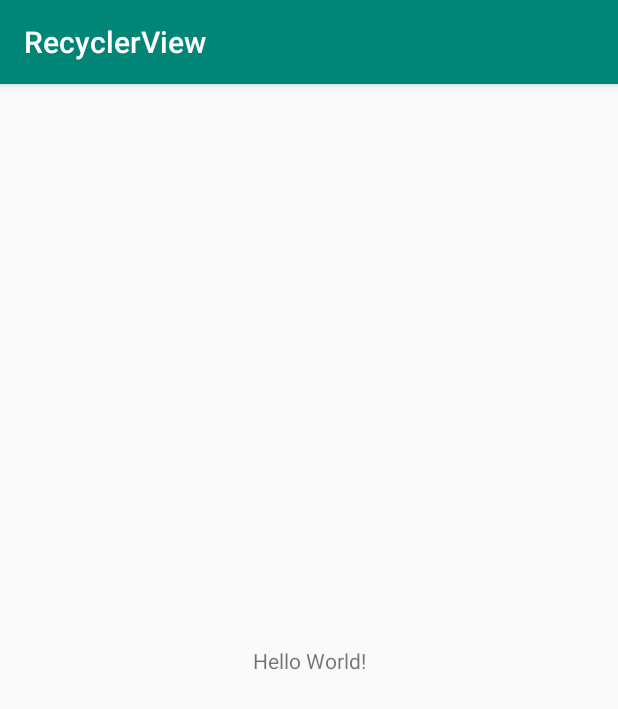
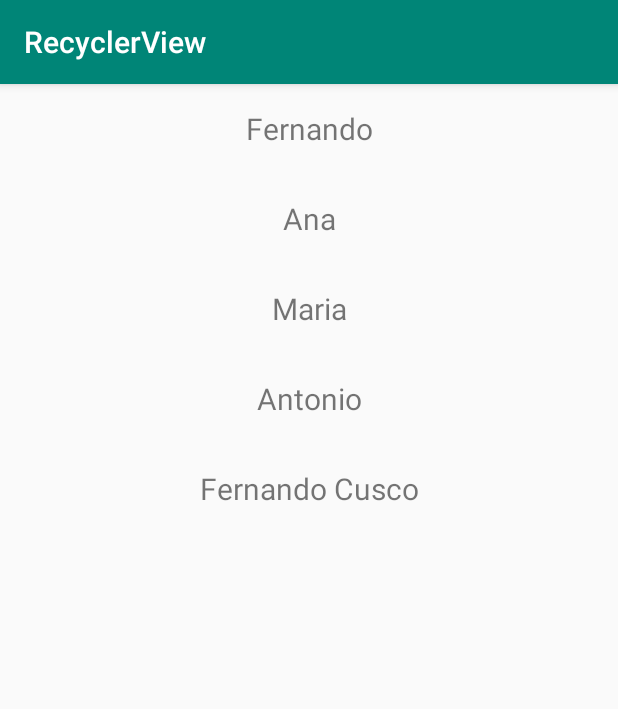
Before and after one commit to Fernando-Cusco/RecyclerView, an Android app: the screen it shows after launch (MainActivity), on a phone screen of 412 x 824 dp. Shown: the top 709 px of the screen. Run offline under Robolectric (Android 15) with nearby library versions, the phone set to English and light mode, and no system bars.

Commit message:
Fix RecyclerView

```diff
--- a/app/src/main/java/cusco/sistemas/recyclerview/MainActivity.java
+++ b/app/src/main/java/cusco/sistemas/recyclerview/MainActivity.java
@@ -1,14 +1,46 @@
 package cusco.sistemas.recyclerview;
 
 import androidx.appcompat.app.AppCompatActivity;
+import androidx.recyclerview.widget.LinearLayoutManager;
+import androidx.recyclerview.widget.RecyclerView;
 
 import android.os.Bundle;
+import android.widget.Toast;
+
+import java.util.ArrayList;
+import java.util.List;
 
 public class MainActivity extends AppCompatActivity {
+
+    private List<String> names;
+    private RecyclerView recyclerView;
+    private RecyclerView.Adapter mAdapter;
+    private RecyclerView.LayoutManager mLayoutManager;
 
     @Override
     protected void onCreate(Bundle savedInstanceState) {
         super.onCreate(savedInstanceState);
         setContentView(R.layout.activity_main);
+        names = this.getAllNames();
+        recyclerView = (RecyclerView) findViewById(R.id.recyclerId);
+        mLayoutManager = new LinearLayoutManager(getApplicationContext());
+        mAdapter = new MyAdapter(names, R.layout.recycler_view_item, new MyAdapter.OnItemClickListener() {
+            @Override
+            public void onItemClick(String name, int pos) {
+                Toast.makeText(getApplicationContext(), "Nombre: "+name+" Pos: "+pos, Toast.LENGTH_SHORT).show();
+            }
+        });
+        recyclerView.setLayoutManager(mLayoutManager);
+        recyclerView.setAdapter(mAdapter);
+    }
+
+    private List<String> getAllNames(){
+        return new ArrayList<String>(){{
+            add("Fernando");
+            add("Ana");
+            add("Maria");
+            add("Antonio");
+            add("Fernando Cusco");
+        }};
     }
 }
--- a/app/src/main/java/cusco/sistemas/recyclerview/MyAdapter.java
+++ b/app/src/main/java/cusco/sistemas/recyclerview/MyAdapter.java
@@ -28,6 +28,7 @@ public class MyAdapter extends RecyclerView.Adapter<MyAdapter.ViewHolder> {
     public ViewHolder onCreateViewHolder(@NonNull ViewGroup parent, int viewType) {
         View v = LayoutInflater.from(parent.getContext()).inflate(this.layout, parent, false);
         ViewHolder vh = new ViewHolder(v);
+
         return vh;
     }
 
--- a/app/src/main/res/layout/activity_main.xml
+++ b/app/src/main/res/layout/activity_main.xml
@@ -1,18 +1,16 @@
 <?xml version="1.0" encoding="utf-8"?>
 <androidx.constraintlayout.widget.ConstraintLayout xmlns:android="http://schemas.android.com/apk/res/android"
-    xmlns:app="http://schemas.android.com/apk/res-auto"
+
     xmlns:tools="http://schemas.android.com/tools"
     android:layout_width="match_parent"
     android:layout_height="match_parent"
     tools:context=".MainActivity">
 
-    <TextView
-        android:layout_width="wrap_content"
-        android:layout_height="wrap_content"
-        android:text="Hello World!"
-        app:layout_constraintBottom_toBottomOf="parent"
-        app:layout_constraintLeft_toLeftOf="parent"
-        app:layout_constraintRight_toRightOf="parent"
-        app:layout_constraintTop_toTopOf="parent" />
+    <androidx.recyclerview.widget.RecyclerView
+        android:id="@+id/recyclerId"
+        android:layout_width="match_parent"
+        android:layout_height="match_parent"
+        android:scrollbars="vertical"
+        />
 
 </androidx.constraintlayout.widget.ConstraintLayout>
```
